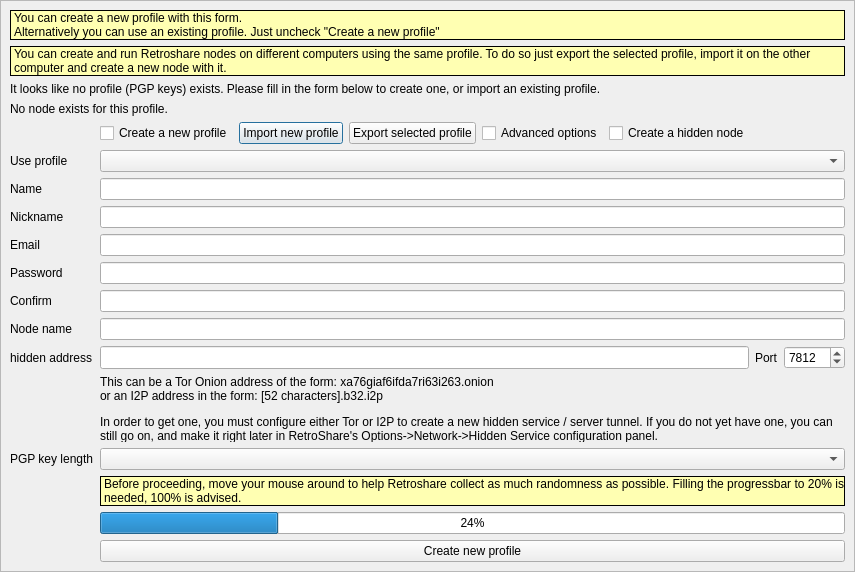
Qt form retroshare-gui/src/gui/GenCertDialog.ui (RetroShare/RetroShare) before a commit.
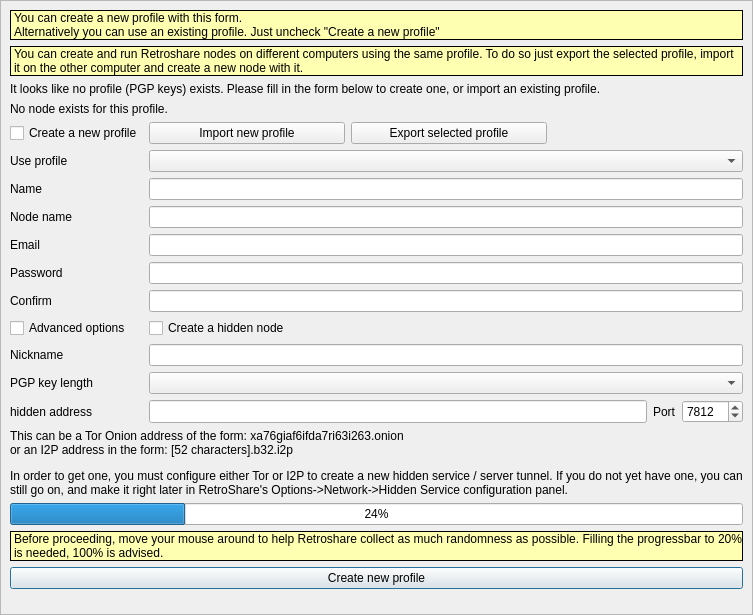
The same form after that commit. Icons and pictures are not drawn. Custom widgets are drawn as their Qt base class.

Commit message: GenCertDialog minor rearrangements for better look

```diff
--- a/retroshare-gui/src/gui/GenCertDialog.ui
+++ b/retroshare-gui/src/gui/GenCertDialog.ui
@@ -6,8 +6,8 @@
    <rect>
     <x>0</x>
     <y>0</y>
-    <width>855</width>
-    <height>572</height>
+    <width>753</width>
+    <height>615</height>
    </rect>
   </property>
   <property name="windowTitle">
@@ -161,6 +161,213 @@
         </property>
        </widget>
       </item>
+      <item row="0" column="0">
+       <widget class="StyledLabel" name="header_label">
+        <property name="palette">
+         <palette>
+          <active>
+           <colorrole role="Base">
+            <brush brushstyle="SolidPattern">
+             <color alpha="255">
+              <red>255</red>
+              <green>255</green>
+              <blue>255</blue>
+             </color>
+            </brush>
+           </colorrole>
+           <colorrole role="Window">
+            <brush brushstyle="SolidPattern">
+             <color alpha="255">
+              <red>255</red>
+              <green>255</green>
+              <blue>178</blue>
+             </color>
+            </brush>
+           </colorrole>
+          </active>
+          <inactive>
+           <colorrole role="Base">
+            <brush brushstyle="SolidPattern">
+             <color alpha="255">
+              <red>255</red>
+              <green>255</green>
+              <blue>255</blue>
+             </color>
+            </brush>
+           </colorrole>
+           <colorrole role="Window">
+            <brush brushstyle="SolidPattern">
+             <color alpha="255">
+              <red>255</red>
+              <green>255</green>
+              <blue>178</blue>
+             </color>
+            </brush>
+           </colorrole>
+          </inactive>
+          <disabled>
+           <colorrole role="Base">
+            <brush brushstyle="SolidPattern">
+             <color alpha="255">
+              <red>255</red>
+              <green>255</green>
+              <blue>178</blue>
+             </color>
+            </brush>
+           </colorrole>
+           <colorrole role="Window">
+            <brush brushstyle="SolidPattern">
+             <color alpha="255">
+              <red>255</red>
+              <green>255</green>
+              <blue>178</blue>
+             </color>
+            </brush>
+           </colorrole>
+          </disabled>
+         </palette>
+        </property>
+        <property name="autoFillBackground">
+         <bool>true</bool>
+        </property>
+        <property name="frameShape">
+         <enum>QFrame::Box</enum>
+        </property>
+        <property name="text">
+         <string>You can create a new profile with this form.
+Alternatively you can use an existing profile. Just uncheck &quot;Create a new profile&quot;</string>
+        </property>
+        <property name="wordWrap">
+         <bool>true</bool>
+        </property>
+       </widget>
+      </item>
+      <item row="5" column="0">
+       <layout class="QVBoxLayout" name="verticalLayout">
+        <property name="spacing">
+         <number>6</number>
+        </property>
+        <item>
+         <widget class="QLabel" name="label_hiddenaddr">
+          <property name="text">
+           <string>&lt;html&gt;&lt;head/&gt;&lt;body&gt;&lt;p&gt;This can be a Tor Onion address of the form: xa76giaf6ifda7ri63i263.onion &lt;br/&gt;or an I2P address in the form: [52 characters].b32.i2p &lt;/p&gt;&lt;p&gt;In order to get one, you must configure either Tor or I2P to create a new hidden service / server tunnel. If you do not yet have one, you can still go on, and make it right later in RetroShare's Options-&amp;gt;Network-&amp;gt;Hidden Service configuration panel.&lt;/p&gt;&lt;/body&gt;&lt;/html&gt;</string>
+          </property>
+          <property name="wordWrap">
+           <bool>true</bool>
+          </property>
+         </widget>
+        </item>
+        <item>
+         <widget class="QProgressBar" name="entropy_bar">
+          <property name="value">
+           <number>24</number>
+          </property>
+         </widget>
+        </item>
+        <item>
+         <widget class="StyledLabel" name="entropy_label">
+          <property name="palette">
+           <palette>
+            <active>
+             <colorrole role="Base">
+              <brush brushstyle="SolidPattern">
+               <color alpha="255">
+                <red>255</red>
+                <green>255</green>
+                <blue>255</blue>
+               </color>
+              </brush>
+             </colorrole>
+             <colorrole role="Window">
+              <brush brushstyle="SolidPattern">
+               <color alpha="255">
+                <red>255</red>
+                <green>255</green>
+                <blue>178</blue>
+               </color>
+              </brush>
+             </colorrole>
+            </active>
+            <inactive>
+             <colorrole role="Base">
+              <brush brushstyle="SolidPattern">
+               <color alpha="255">
+                <red>255</red>
+                <green>255</green>
+                <blue>255</blue>
+               </color>
+              </brush>
+             </colorrole>
+             <colorrole role="Window">
+              <brush brushstyle="SolidPattern">
+               <color alpha="255">
+                <red>255</red>
+                <green>255</green>
+                <blue>178</blue>
+               </color>
+              </brush>
+             </colorrole>
+            </inactive>
+            <disabled>
+             <colorrole role="Base">
+              <brush brushstyle="SolidPattern">
+               <color alpha="255">
+                <red>255</red>
+                <green>255</green>
+                <blue>178</blue>
+               </color>
+              </brush>
+             </colorrole>
+             <colorrole role="Window">
+              <brush brushstyle="SolidPattern">
+               <color alpha="255">
+                <red>255</red>
+                <green>255</green>
+                <blue>178</blue>
+               </color>
+              </brush>
+             </colorrole>
+            </disabled>
+           </palette>
+          </property>
+          <property name="autoFillBackground">
+           <bool>true</bool>
+          </property>
+          <property name="frameShape">
+           <enum>QFrame::Box</enum>
+          </property>
+          <property name="text">
+           <string>&lt;html&gt;&lt;head/&gt;&lt;body&gt;&lt;p align=&quot;justify&quot;&gt;Before proceeding, move your mouse around to help Retroshare collect as much randomness as possible. Filling the progressbar to 20% is needed, 100% is advised.&lt;/p&gt;&lt;/body&gt;&lt;/html&gt;</string>
+          </property>
+          <property name="wordWrap">
+           <bool>true</bool>
+          </property>
+         </widget>
+        </item>
+        <item>
+         <widget class="QPushButton" name="genButton">
+          <property name="maximumSize">
+           <size>
+            <width>16777215</width>
+            <height>26</height>
+           </size>
+          </property>
+          <property name="font">
+           <font>
+            <weight>50</weight>
+            <bold>false</bold>
+           </font>
+          </property>
+          <property name="styleSheet">
+           <string notr="true"/>
+          </property>
+          <property name="text">
+           <string>Create new profile</string>
+          </property>
+         </widget>
+        </item>
+       </layout>
+      </item>
       <item row="4" column="0">
        <layout class="QGridLayout" name="profilGLayout">
         <item row="1" column="0">
@@ -170,27 +377,61 @@
           </property>
          </widget>
         </item>
-        <item row="7" column="1">
-         <widget class="QLineEdit" name="node_input">
+        <item row="2" column="2">
+         <widget class="QLineEdit" name="name_input">
+          <property name="sizePolicy">
+           <sizepolicy hsizetype="Expanding" vsizetype="Fixed">
+            <horstretch>0</horstretch>
+            <verstretch>0</verstretch>
+           </sizepolicy>
+          </property>
           <property name="minimumSize">
            <size>
             <width>0</width>
             <height>0</height>
            </size>
           </property>
+          <property name="maximumSize">
+           <size>
+            <width>16777215</width>
+            <height>32</height>
+           </size>
+          </property>
+          <property name="toolTip">
+           <string>Enter your nickname here</string>
+          </property>
           <property name="maxLength">
            <number>64</number>
           </property>
          </widget>
         </item>
+        <item row="7" column="2">
+         <widget class="QLineEdit" name="password_input">
+          <property name="toolTip">
+           <string>Put a strong password here. This password protects your private PGP key.</string>
+          </property>
+          <property name="inputMask">
+           <string/>
+          </property>
+          <property name="maxLength">
+           <number>1024</number>
+          </property>
+          <property name="echoMode">
+           <enum>QLineEdit::Password</enum>
+          </property>
+         </widget>
+        </item>
         <item row="7" column="0">
-         <widget class="QLabel" name="node_label">
+         <widget class="QLabel" name="password_label">
+          <property name="toolTip">
+           <string>This password is for PGP</string>
+          </property>
           <property name="text">
-           <string>Node name</string>
+           <string>Password</string>
           </property>
          </widget>
         </item>
-        <item row="6" column="0">
+        <item row="8" column="0">
          <widget class="QLabel" name="password_label_2">
           <property name="toolTip">
            <string>This password is for PGP</string>
@@ -200,7 +441,7 @@
           </property>
          </widget>
         </item>
-        <item row="6" column="1">
+        <item row="8" column="2">
          <widget class="QLineEdit" name="password_input_2">
           <property name="minimumSize">
            <size>
@@ -222,7 +463,7 @@
           </property>
          </widget>
         </item>
-        <item row="1" column="1">
+        <item row="1" column="2">
          <widget class="QComboBox" name="genPGPuser">
           <property name="toolTip">
            <string>Your profile is associated with a PGP key pair. RetroShare currently ignores DSA keys.</string>
@@ -236,59 +477,14 @@
           </property>
          </widget>
         </item>
-        <item row="2" column="1">
-         <widget class="QLineEdit" name="name_input">
-          <property name="sizePolicy">
-           <sizepolicy hsizetype="Expanding" vsizetype="Fixed">
-            <horstretch>0</horstretch>
-            <verstretch>0</verstretch>
-           </sizepolicy>
-          </property>
-          <property name="minimumSize">
-           <size>
-            <width>0</width>
-            <height>0</height>
-           </size>
-          </property>
-          <property name="maximumSize">
-           <size>
-            <width>16777215</width>
-            <height>32</height>
-           </size>
-          </property>
-          <property name="toolTip">
-           <string>Enter your nickname here</string>
-          </property>
-          <property name="maxLength">
-           <number>64</number>
-          </property>
-         </widget>
-        </item>
-        <item row="3" column="0">
-         <widget class="QLabel" name="nickname_label">
-          <property name="toolTip">
-           <string/>
-          </property>
-          <property name="text">
-           <string>Nickname</string>
-          </property>
-         </widget>
-        </item>
-        <item row="3" column="1">
-         <widget class="QLineEdit" name="nickname_input">
-          <property name="toolTip">
-           <string>You can have one or more identities. They are used when you write in chat lobbies, forums and channel comments. They act as the destination for distant chat and the Retroshare distant mail system.</string>
-          </property>
-         </widget>
-        </item>
-        <item row="4" column="0">
+        <item row="6" column="0">
          <widget class="QLabel" name="email_label">
           <property name="text">
            <string>Email</string>
           </property>
          </widget>
         </item>
-        <item row="4" column="1">
+        <item row="6" column="2">
          <widget class="QLineEdit" name="email_input">
           <property name="toolTip">
            <string>Be careful: this email will be visible to your friends and friends
@@ -300,40 +496,14 @@
           </property>
          </widget>
         </item>
-        <item row="5" column="0">
-         <widget class="QLabel" name="password_label">
-          <property name="toolTip">
-           <string>This password is for PGP</string>
-          </property>
-          <property name="text">
-           <string>Password</string>
-          </property>
-         </widget>
-        </item>
-        <item row="5" column="1">
-         <widget class="QLineEdit" name="password_input">
-          <property name="toolTip">
-           <string>Put a strong password here. This password protects your private PGP key.</string>
-          </property>
-          <property name="inputMask">
-           <string/>
-          </property>
-          <property name="maxLength">
-           <number>1024</number>
-          </property>
-          <property name="echoMode">
-           <enum>QLineEdit::Password</enum>
-          </property>
-         </widget>
-        </item>
-        <item row="8" column="0">
+        <item row="18" column="0">
          <widget class="QLabel" name="hiddenaddr_label">
           <property name="text">
            <string>hidden address</string>
           </property>
          </widget>
         </item>
-        <item row="8" column="1">
+        <item row="18" column="2">
          <layout class="QHBoxLayout" name="hiddenInfoHLayout">
           <property name="spacing">
            <number>6</number>
@@ -382,144 +552,37 @@
           </item>
          </layout>
         </item>
-        <item row="9" column="1">
-         <widget class="QLabel" name="label_hiddenaddr">
-          <property name="text">
-           <string>&lt;html&gt;&lt;head/&gt;&lt;body&gt;&lt;p&gt;This can be a Tor Onion address of the form: xa76giaf6ifda7ri63i263.onion &lt;br/&gt;or an I2P address in the form: [52 characters].b32.i2p &lt;/p&gt;&lt;p&gt;In order to get one, you must configure either Tor or I2P to create a new hidden service / server tunnel. If you do not yet have one, you can still go on, and make it right later in RetroShare's Options-&amp;gt;Network-&amp;gt;Hidden Service configuration panel.&lt;/p&gt;&lt;/body&gt;&lt;/html&gt;</string>
+        <item row="0" column="0">
+         <widget class="QCheckBox" name="new_gpg_key_checkbox">
+          <property name="maximumSize">
+           <size>
+            <width>16777215</width>
+            <height>32</height>
+           </size>
           </property>
-          <property name="wordWrap">
-           <bool>true</bool>
+          <property name="toolTip">
+           <string>Your profile is associated with a PGP key pair</string>
           </property>
-         </widget>
-        </item>
-        <item row="10" column="0">
-         <widget class="QLabel" name="keylength_label">
           <property name="text">
-           <string>PGP key length</string>
+           <string>Create a new profile</string>
           </property>
-         </widget>
-        </item>
-        <item row="10" column="1">
-         <widget class="QComboBox" name="keylength_comboBox"/>
-        </item>
-        <item row="11" column="1">
-         <widget class="StyledLabel" name="entropy_label">
-          <property name="palette">
-           <palette>
-            <active>
-             <colorrole role="Base">
-              <brush brushstyle="SolidPattern">
-               <color alpha="255">
-                <red>255</red>
-                <green>255</green>
-                <blue>255</blue>
-               </color>
-              </brush>
-             </colorrole>
-             <colorrole role="Window">
-              <brush brushstyle="SolidPattern">
-               <color alpha="255">
-                <red>255</red>
-                <green>255</green>
-                <blue>178</blue>
-               </color>
-              </brush>
-             </colorrole>
-            </active>
-            <inactive>
-             <colorrole role="Base">
-              <brush brushstyle="SolidPattern">
-               <color alpha="255">
-                <red>255</red>
-                <green>255</green>
-                <blue>255</blue>
-               </color>
-              </brush>
-             </colorrole>
-             <colorrole role="Window">
-              <brush brushstyle="SolidPattern">
-               <color alpha="255">
-                <red>255</red>
-                <green>255</green>
-                <blue>178</blue>
-               </color>
-              </brush>
-             </colorrole>
-            </inactive>
-            <disabled>
-             <colorrole role="Base">
-              <brush brushstyle="SolidPattern">
-               <color alpha="255">
-                <red>255</red>
-                <green>255</green>
-                <blue>178</blue>
-               </color>
-              </brush>
-             </colorrole>
-             <colorrole role="Window">
-              <brush brushstyle="SolidPattern">
-               <color alpha="255">
-                <red>255</red>
-                <green>255</green>
-                <blue>178</blue>
-               </color>
-              </brush>
-             </colorrole>
-            </disabled>
-           </palette>
+          <property name="icon">
+           <iconset resource="icons.qrc">
+            <normaloff>:/icons/svg/profile.svg</normaloff>:/icons/svg/profile.svg</iconset>
           </property>
-          <property name="autoFillBackground">
-           <bool>true</bool>
+          <property name="iconSize">
+           <size>
+            <width>32</width>
+            <height>32</height>
+           </size>
           </property>
-          <property name="frameShape">
-           <enum>QFrame::Box</enum>
+          <property name="tristate">
+           <bool>false</bool>
           </property>
-          <property name="text">
-           <string>&lt;html&gt;&lt;head/&gt;&lt;body&gt;&lt;p align=&quot;justify&quot;&gt;Before proceeding, move your mouse around to help Retroshare collect as much randomness as possible. Filling the progressbar to 20% is needed, 100% is advised.&lt;/p&gt;&lt;/body&gt;&lt;/html&gt;</string>
-          </property>
-          <property name="wordWrap">
-           <bool>true</bool>
-          </property>
          </widget>
         </item>
-        <item row="12" column="1">
-         <widget class="QProgressBar" name="entropy_bar">
-          <property name="value">
-           <number>24</number>
-          </property>
-         </widget>
-        </item>
-        <item row="0" column="1">
+        <item row="0" column="2">
          <layout class="QHBoxLayout" name="toolBarHLayout">
-          <item>
-           <widget class="QCheckBox" name="new_gpg_key_checkbox">
-            <property name="maximumSize">
-             <size>
-              <width>16777215</width>
-              <height>32</height>
-             </size>
-            </property>
-            <property name="toolTip">
-             <string>Your profile is associated with a PGP key pair</string>
-            </property>
-            <property name="text">
-             <string>Create a new profile</string>
-            </property>
-            <property name="icon">
-             <iconset resource="icons.qrc">
-              <normaloff>:/icons/svg/profile.svg</normaloff>:/icons/svg/profile.svg</iconset>
-            </property>
-            <property name="iconSize">
-             <size>
-              <width>32</width>
-              <height>32</height>
-             </size>
-            </property>
-            <property name="tristate">
-             <bool>false</bool>
-            </property>
-           </widget>
-          </item>
           <item>
            <widget class="QPushButton" name="importIdentity_PB">
             <property name="sizePolicy">
@@ -546,42 +609,6 @@
             </property>
            </widget>
           </item>
-          <item>
-           <widget class="QCheckBox" name="adv_checkbox">
-            <property name="maximumSize">
-             <size>
-              <width>16777215</width>
-              <height>32</height>
-             </size>
-            </property>
-            <property name="toolTip">
-             <string>Your profile is associated with a PGP key pair</string>
-            </property>
-            <property name="text">
-             <string>Advanced options</string>
-            </property>
-            <property name="icon">
-             <iconset resource="icons.qrc">
-              <normaloff>:/icons/settings/general.svg</normaloff>:/icons/settings/general.svg</iconset>
-            </property>
-            <property name="iconSize">
-             <size>
-              <width>24</width>
-              <height>24</height>
-             </size>
-            </property>
-            <property name="tristate">
-             <bool>false</bool>
-            </property>
-           </widget>
-          </item>
-          <item>
-           <widget class="QCheckBox" name="hidden_checkbox">
-            <property name="text">
-             <string>Create a hidden node</string>
-            </property>
-           </widget>
-          </item>
           <item>
            <spacer name="toolBarHSpacer">
             <property name="orientation">
@@ -597,127 +624,114 @@
           </item>
          </layout>
         </item>
-        <item row="13" column="1">
-         <widget class="QPushButton" name="genButton">
+        <item row="4" column="2">
+         <widget class="QLineEdit" name="node_input">
+          <property name="minimumSize">
+           <size>
+            <width>0</width>
+            <height>0</height>
+           </size>
+          </property>
+          <property name="maxLength">
+           <number>64</number>
+          </property>
+         </widget>
+        </item>
+        <item row="4" column="0">
+         <widget class="QLabel" name="node_label">
+          <property name="text">
+           <string>Node name</string>
+          </property>
+         </widget>
+        </item>
+        <item row="10" column="2">
+         <widget class="QLineEdit" name="nickname_input">
+          <property name="toolTip">
+           <string>You can have one or more identities. They are used when you write in chat lobbies, forums and channel comments. They act as the destination for distant chat and the Retroshare distant mail system.</string>
+          </property>
+         </widget>
+        </item>
+        <item row="10" column="0">
+         <widget class="QLabel" name="nickname_label">
+          <property name="toolTip">
+           <string/>
+          </property>
+          <property name="text">
+           <string>Nickname</string>
+          </property>
+         </widget>
+        </item>
+        <item row="14" column="0">
+         <widget class="QLabel" name="keylength_label">
+          <property name="text">
+           <string>PGP key length</string>
+          </property>
+         </widget>
+        </item>
+        <item row="14" column="2">
+         <widget class="QComboBox" name="keylength_comboBox"/>
+        </item>
+        <item row="9" column="0">
+         <widget class="QCheckBox" name="adv_checkbox">
           <property name="maximumSize">
            <size>
             <width>16777215</width>
-            <height>26</height>
+            <height>32</height>
            </size>
           </property>
-          <property name="font">
-           <font>
-            <weight>50</weight>
-            <bold>false</bold>
-           </font>
+          <property name="toolTip">
+           <string>Your profile is associated with a PGP key pair</string>
           </property>
-          <property name="styleSheet">
-           <string notr="true"/>
+          <property name="text">
+           <string>Advanced options</string>
           </property>
+          <property name="icon">
+           <iconset resource="icons.qrc">
+            <normaloff>:/icons/settings/general.svg</normaloff>:/icons/settings/general.svg</iconset>
+          </property>
+          <property name="iconSize">
+           <size>
+            <width>24</width>
+            <height>24</height>
+           </size>
+          </property>
+          <property name="tristate">
+           <bool>false</bool>
+          </property>
+         </widget>
+        </item>
+        <item row="9" column="2">
+         <widget class="QCheckBox" name="hidden_checkbox">
           <property name="text">
-           <string>Create new profile</string>
+           <string>Create a hidden node</string>
+          </property>
+          <property name="icon">
+           <iconset resource="icons.qrc">
+            <normaloff>:/icons/anonymous_blue_128.png</normaloff>:/icons/anonymous_blue_128.png</iconset>
           </property>
          </widget>
         </item>
        </layout>
       </item>
-      <item row="0" column="0">
-       <widget class="StyledLabel" name="header_label">
-        <property name="palette">
-         <palette>
-          <active>
-           <colorrole role="Base">
-            <brush brushstyle="SolidPattern">
-             <color alpha="255">
-              <red>255</red>
-              <green>255</green>
-              <blue>255</blue>
-             </color>
-            </brush>
-           </colorrole>
-           <colorrole role="Window">
-            <brush brushstyle="SolidPattern">
-             <color alpha="255">
-              <red>255</red>
-              <green>255</green>
-              <blue>178</blue>
-             </color>
-            </brush>
-           </colorrole>
-          </active>
-          <inactive>
-           <colorrole role="Base">
-            <brush brushstyle="SolidPattern">
-             <color alpha="255">
-              <red>255</red>
-              <green>255</green>
-              <blue>255</blue>
-             </color>
-            </brush>
-           </colorrole>
-           <colorrole role="Window">
-            <brush brushstyle="SolidPattern">
-             <color alpha="255">
-              <red>255</red>
-              <green>255</green>
-              <blue>178</blue>
-             </color>
-            </brush>
-           </colorrole>
-          </inactive>
-          <disabled>
-           <colorrole role="Base">
-            <brush brushstyle="SolidPattern">
-             <color alpha="255">
-              <red>255</red>
-              <green>255</green>
-              <blue>178</blue>
-             </color>
-            </brush>
-           </colorrole>
-           <colorrole role="Window">
-            <brush brushstyle="SolidPattern">
-             <color alpha="255">
-              <red>255</red>
-              <green>255</green>
-              <blue>178</blue>
-             </color>
-            </brush>
-           </colorrole>
-          </disabled>
-         </palette>
+      <item row="6" column="0">
+       <spacer name="verticalSpacer">
+        <property name="orientation">
+         <enum>Qt::Vertical</enum>
         </property>
-        <property name="autoFillBackground">
-         <bool>true</bool>
+        <property name="sizeType">
+         <enum>QSizePolicy::Expanding</enum>
         </property>
-        <property name="frameShape">
-         <enum>QFrame::Box</enum>
+        <property name="sizeHint" stdset="0">
+         <size>
+          <width>20</width>
+          <height>1</height>
+         </size>
         </property>
-        <property name="text">
-         <string>You can create a new profile with this form.
-Alternatively you can use an existing profile. Just uncheck &quot;Create a new profile&quot;</string>
-        </property>
-        <property name="wordWrap">
-         <bool>true</bool>
-        </property>
-       </widget>
+       </spacer>
       </item>
      </layout>
     </widget>
    </item>
-   <item>
-    <spacer name="mainVSpacer">
-     <property name="orientation">
-      <enum>Qt::Vertical</enum>
-     </property>
-     <property name="sizeHint" stdset="0">
-      <size>
-       <width>20</width>
-       <height>40</height>
-      </size>
-     </property>
-    </spacer>
-   </item>
   </layout>
  </widget>
  <customwidgets>
```
Left out of the diff: 15 changed lines with no effect on the pictures.
